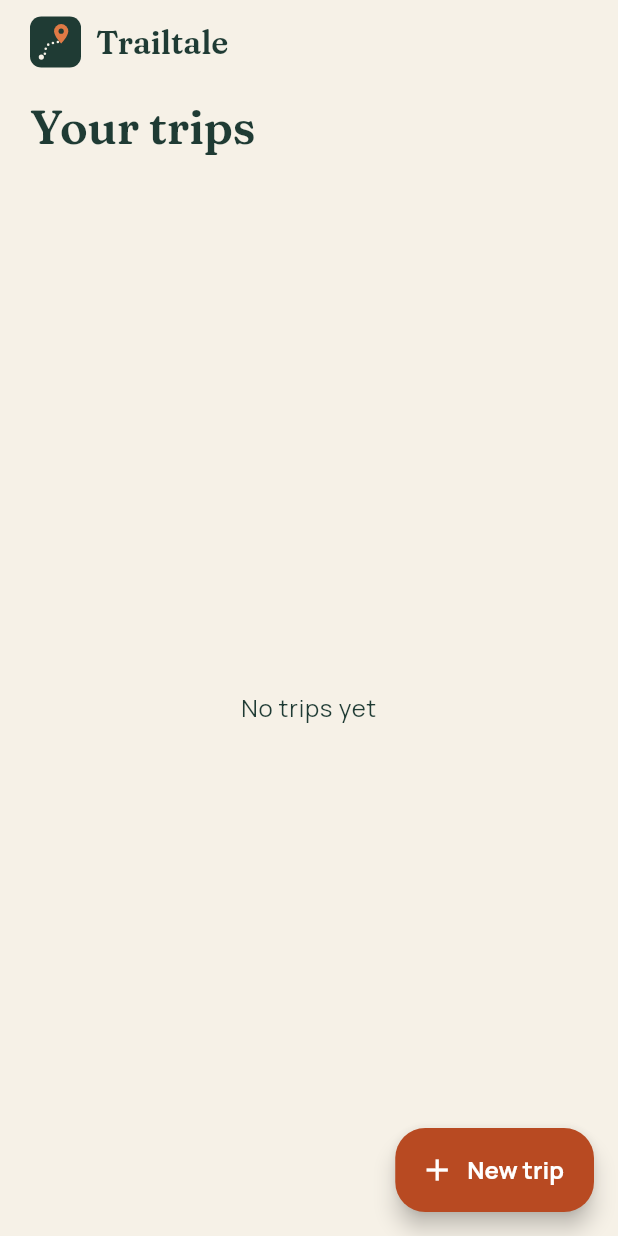
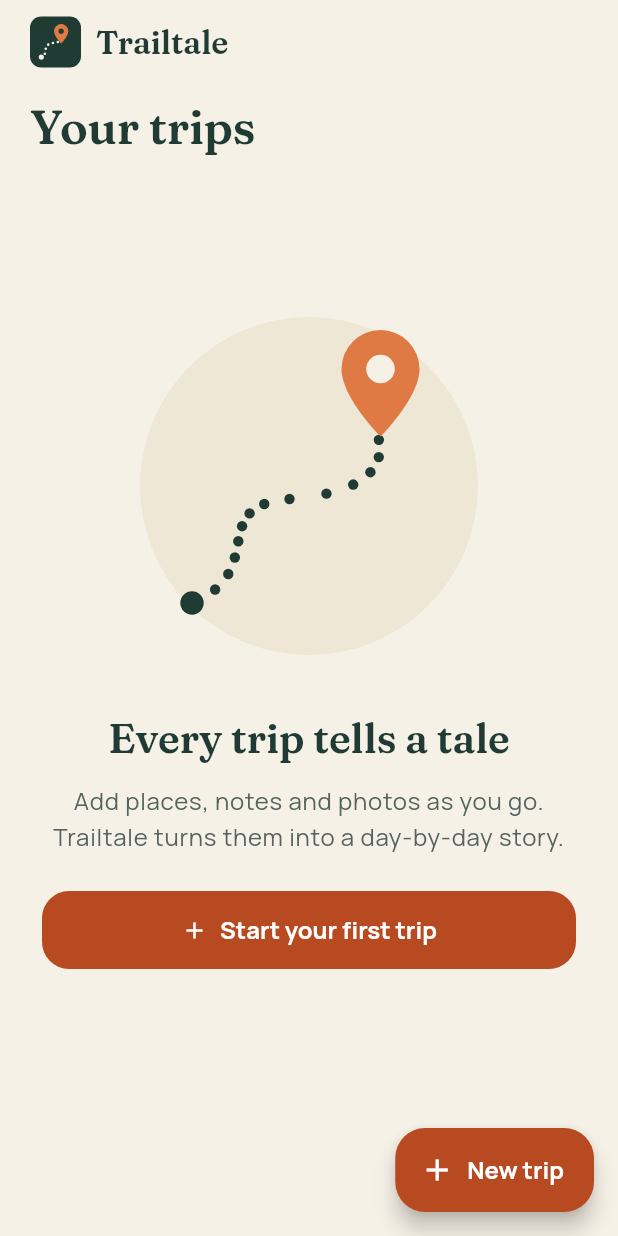
Before and after one commit to maestroDev3/Trailtale, a Flutter app: the screen it shows after launch, on a phone screen of 412 x 824 dp. Run offline on Flutter 3.47's test engine with Material 3 defaults, Android fonts, the phone set to English and light mode, and no system bars; our stand-ins replace image_picker, permission_handler; missing offline and left inert: exif; generated files the repository leaves out were written again.

Commit message:
feat: welcome screen (#94) (#96)
* test: welcome screen instead of the empty list (#94)

* feat: welcome screen instead of the empty list (#94)

---------

Co-authored-by: Claude <noreply@anthropic.com>

```diff
--- a/lib/l10n/app_en.arb
+++ b/lib/l10n/app_en.arb
@@ -3,10 +3,6 @@
   "appTitle": "Trailtale",
   "@appTitle": {
     "description": "Name of the app, shown in the app bar and as the window title."
-  },
-  "emptyTripsMessage": "No trips yet",
-  "@emptyTripsMessage": {
-    "description": "Shown on the home screen while the user has not created any trip."
   },
   "newTrip": "New trip",
   "@newTrip": {
@@ -315,5 +311,21 @@
         "type": "int"
       }
     }
+  },
+  "welcomeTitle": "Every trip tells a tale",
+  "@welcomeTitle": {
+    "description": "Headline of the welcome screen shown while there are no trips."
+  },
+  "welcomeText": "Add places, notes and photos as you go. Trailtale turns them into a day-by-day story.",
+  "@welcomeText": {
+    "description": "Explanation on the welcome screen."
+  },
+  "startFirstTrip": "Start your first trip",
+  "@startFirstTrip": {
+    "description": "Button on the welcome screen that creates the first trip."
+  },
+  "welcomeIllustration": "A dotted trail leading to a pin",
+  "@welcomeIllustration": {
+    "description": "Accessibility description of the welcome illustration."
   }
 }
--- /dev/null
+++ b/lib/ui/widgets/welcome_illustration.dart
@@ -0,0 +1,99 @@
+import 'dart:math';
+
+import 'package:flutter/material.dart';
+
+import '../../l10n/app_localizations.dart';
+
+/// The welcome picture: a dotted trail on a soft disc leading to a pin, in
+/// the theme's colors.
+class WelcomeIllustration extends StatelessWidget {
+  const WelcomeIllustration({super.key, required this.size});
+
+  final double size;
+
+  @override
+  Widget build(BuildContext context) {
+    final scheme = Theme.of(context).colorScheme;
+    return Semantics(
+      label: AppLocalizations.of(context).welcomeIllustration,
+      image: true,
+      child: Center(
+        child: SizedBox.square(
+          dimension: size,
+          child: CustomPaint(
+            painter: _WelcomePainter(
+              disc: scheme.surfaceContainerHigh,
+              trail: scheme.onSurface,
+              pin: scheme.tertiary,
+              pinHole: scheme.surface,
+            ),
+          ),
+        ),
+      ),
+    );
+  }
+}
+
+class _WelcomePainter extends CustomPainter {
+  const _WelcomePainter({
+    required this.disc,
+    required this.trail,
+    required this.pin,
+    required this.pinHole,
+  });
+
+  final Color disc;
+  final Color trail;
+  final Color pin;
+  final Color pinHole;
+
+  @override
+  void paint(Canvas canvas, Size size) {
+    // Drawn on a 300 × 300 grid.
+    canvas.scale(size.width / 300, size.height / 300);
+    final paint = Paint()..isAntiAlias = true;
+
+    canvas.drawCircle(const Offset(150, 150), 130, paint..color = disc);
+
+    // Dots along the trail curve from bottom left to the pin.
+    paint.color = trail;
+    const start = Offset(60, 240);
+    const c1 = Offset(120, 215);
+    const c2 = Offset(70, 165);
+    const middle = Offset(135, 160);
+    const c3 = Offset(200, 155);
+    const c4 = Offset(215, 130);
+    const end = Offset(198, 100);
+    for (var i = 1; i <= 7; i++) {
+      canvas.drawCircle(_cubic(start, c1, c2, middle, i / 8), 4, paint);
+    }
+    for (var i = 0; i <= 5; i++) {
+      canvas.drawCircle(_cubic(middle, c3, c4, end, i / 6), 4, paint);
+    }
+    canvas.drawCircle(start, 9, paint);
+
+    final pinPath = Path()
+      ..moveTo(175, 60)
+      ..arcToPoint(const Offset(235, 60), radius: const Radius.circular(30))
+      ..cubicTo(235, 82, 205, 112, 205, 112)
+      ..cubicTo(205, 112, 175, 82, 175, 60)
+      ..close();
+    canvas.drawPath(pinPath, paint..color = pin);
+    canvas.drawCircle(const Offset(205, 60), 11, paint..color = pinHole);
+  }
+
+  static Offset _cubic(Offset a, Offset b, Offset c, Offset d, double t) {
+    final u = 1 - t;
+    return a * pow(u, 3).toDouble() +
+        b * (3 * u * u * t) +
+        c * (3 * u * t * t) +
+        d * pow(t, 3).toDouble();
+  }
+
+  @override
+  bool shouldRepaint(_WelcomePainter oldDelegate) =>
+      oldDelegate.disc != disc ||
+      oldDelegate.trail != trail ||
+      oldDelegate.pin != pin ||
+      oldDelegate.pinHole != pinHole;
+}
```
Also changed, not shown: lib/ui/home_screen.dart (+48 -2 lines), 3 other files.
